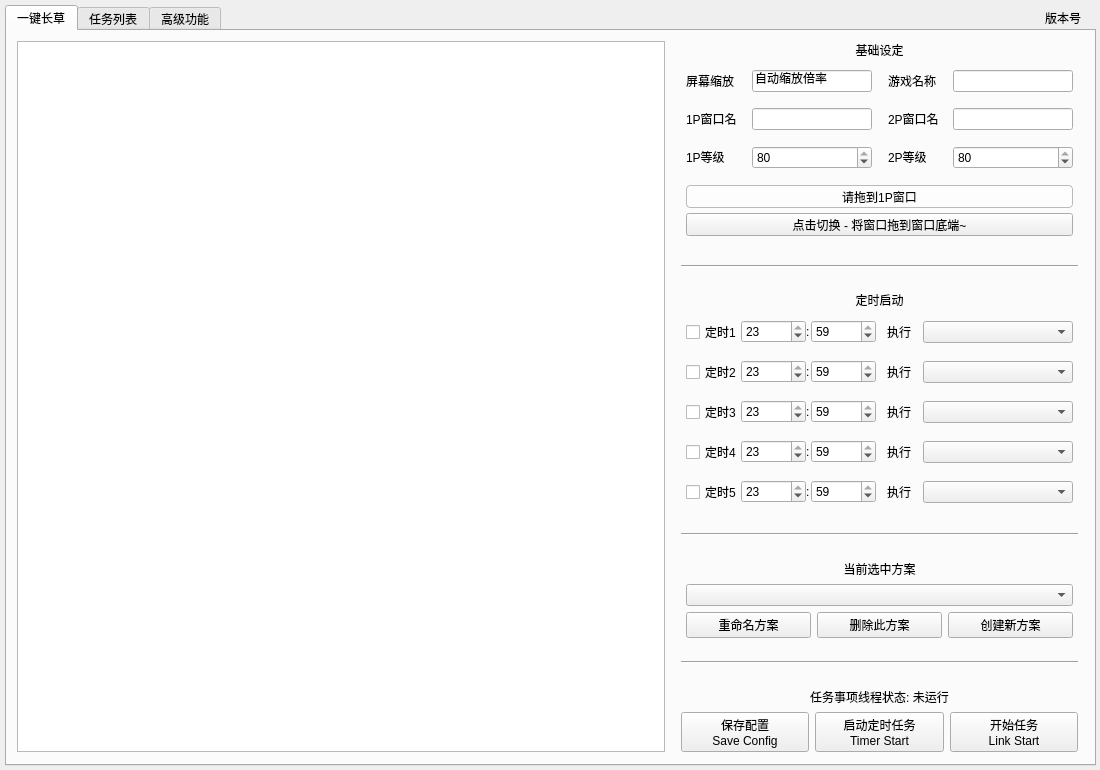
Above: resource/ui/FAA_3.0.ui from StareAbyss/FoodsVsMiceAutoAssistant before the change. Below: the same form after it.
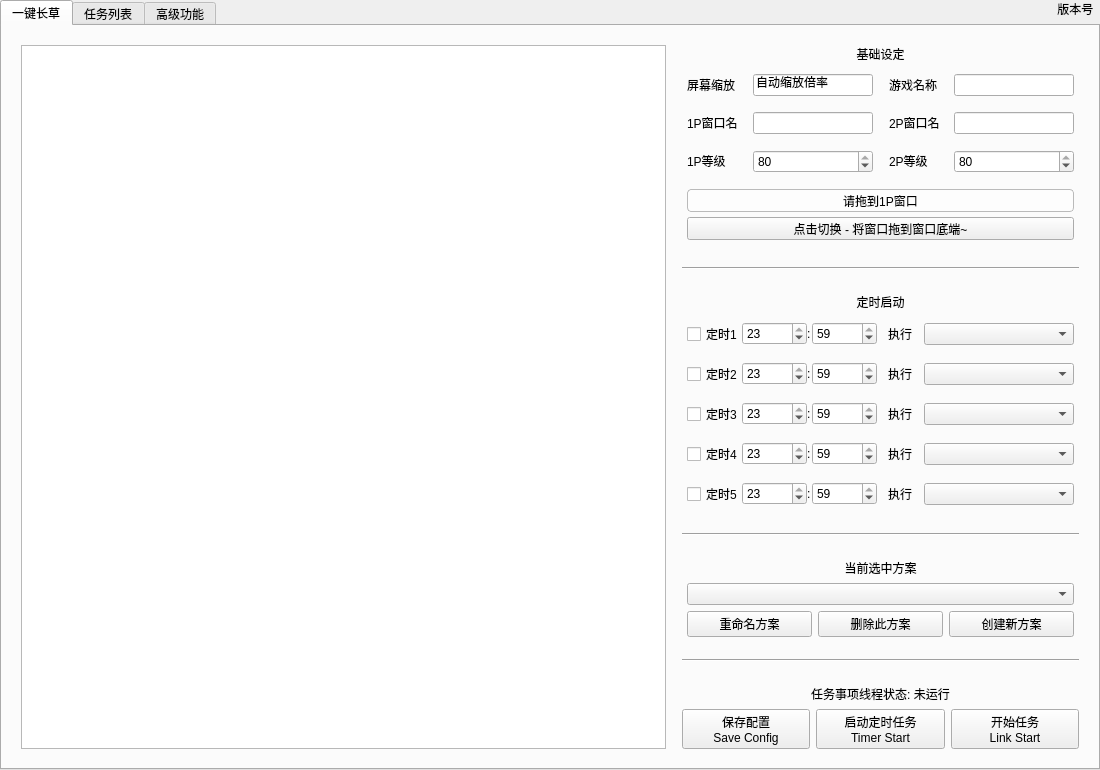
That is the form after the change. Custom widgets are drawn as their Qt base class.

Commit message: 1.5.0 beta3 去除花里胡哨的字体调用，返璞归真整合到ui里边

Patch:
```diff
--- a/resource/ui/FAA_3.0.ui
+++ b/resource/ui/FAA_3.0.ui
@@ -62,30 +62,50 @@
      <height>10000</height>
     </size>
    </property>
-   <widget class="QWidget" name="horizontalLayoutWidget_2">
-    <property name="geometry">
-     <rect>
-      <x>0</x>
-      <y>0</y>
-      <width>1101</width>
-      <height>771</height>
-     </rect>
-    </property>
-    <layout class="QHBoxLayout" name="LayMain">
-     <property name="sizeConstraint">
-      <enum>QLayout::SetDefaultConstraint</enum>
-     </property>
+   <property name="styleSheet">
+    <string notr="true">*{font: 11pt &quot;Smiley Sans Oblique&quot;;
+}
+</string>
+   </property>
+   <layout class="QVBoxLayout" name="verticalLayout_7">
+    <property name="leftMargin">
+     <number>0</number>
+    </property>
+    <property name="topMargin">
+     <number>0</number>
+    </property>
+    <property name="rightMargin">
+     <number>0</number>
+    </property>
+    <property name="bottomMargin">
+     <number>0</number>
+    </property>
+    <item>
+     <widget class="QLabel" name="Label_Version">
+      <property name="styleSheet">
+       <string notr="true"/>
+      </property>
+      <property name="text">
+       <string>版本号  </string>
+      </property>
+      <property name="alignment">
+       <set>Qt::AlignRight|Qt::AlignTop|Qt::AlignTrailing</set>
+      </property>
+      <layout class="QVBoxLayout" name="verticalLayout_5">
+       <property name="spacing">
+        <number>0</number>
+       </property>
      <property name="leftMargin">
-      <number>5</number>
+        <number>0</number>
      </property>
      <property name="topMargin">
-      <number>5</number>
+        <number>0</number>
      </property>
      <property name="rightMargin">
-      <number>5</number>
+        <number>0</number>
      </property>
      <property name="bottomMargin">
-      <number>5</number>
+        <number>0</number>
      </property>
      <item>
       <widget class="QTabWidget" name="tabWidget">
@@ -102,15 +122,8 @@
         <attribute name="title">
          <string>一键长草</string>
         </attribute>
-        <widget class="QWidget" name="horizontalLayoutWidget">
-         <property name="geometry">
-          <rect>
-           <x>0</x>
-           <y>0</y>
-           <width>1081</width>
-           <height>731</height>
-          </rect>
-         </property>
+          <layout class="QVBoxLayout" name="verticalLayout_4">
+           <item>
          <layout class="QHBoxLayout" name="Lay_Tab1" stretch="4,0">
           <property name="sizeConstraint">
            <enum>QLayout::SetDefaultConstraint</enum>
@@ -164,6 +177,9 @@
                 <height>2000</height>
                </size>
               </property>
+                 <property name="styleSheet">
+                  <string notr="true"/>
+                 </property>
              </widget>
             </item>
            </layout>
@@ -2172,21 +2188,15 @@
            </layout>
           </item>
          </layout>
-        </widget>
+           </item>
+          </layout>
        </widget>
        <widget class="QWidget" name="Tab2">
         <attribute name="title">
          <string>任务列表</string>
         </attribute>
-        <widget class="QWidget" name="verticalLayoutWidget">
-         <property name="geometry">
-          <rect>
-           <x>0</x>
-           <y>0</y>
-           <width>1081</width>
-           <height>731</height>
-          </rect>
-         </property>
+          <layout class="QVBoxLayout" name="verticalLayout_2">
+           <item>
          <layout class="QVBoxLayout" name="verticalLayout" stretch="1,30">
           <property name="leftMargin">
            <number>5</number>
@@ -7955,21 +7965,15 @@
            </layout>
           </item>
          </layout>
-        </widget>
+           </item>
+          </layout>
        </widget>
        <widget class="QWidget" name="Tab3">
         <attribute name="title">
          <string>高级功能</string>
         </attribute>
-        <widget class="QWidget" name="horizontalLayoutWidget_16">
-         <property name="geometry">
-          <rect>
-           <x>0</x>
-           <y>0</y>
-           <width>1081</width>
-           <height>731</height>
-          </rect>
-         </property>
+          <layout class="QVBoxLayout" name="verticalLayout_6">
+           <item>
          <layout class="QHBoxLayout" name="Lay_Tab3" stretch="10,1,10,1,10">
           <property name="spacing">
            <number>5</number>
@@ -9104,28 +9108,15 @@
            </layout>
           </item>
          </layout>
-        </widget>
-       </widget>
-      </widget>
+           </item>
+          </layout>
+         </widget>
+        </widget>
      </item>
     </layout>
    </widget>
-   <widget class="QLabel" name="Label_Version">
-    <property name="geometry">
-     <rect>
-      <x>890</x>
-      <y>10</y>
-      <width>191</width>
-      <height>16</height>
-     </rect>
-    </property>
-    <property name="text">
-     <string>版本号</string>
-    </property>
-    <property name="alignment">
-     <set>Qt::AlignRight|Qt::AlignTrailing|Qt::AlignVCenter</set>
-    </property>
-   </widget>
+    </item>
+   </layout>
   </widget>
   <action name="action_start_1">
    <property name="text">
```
Lines whose indentation alone changed are shown as unchanged. The commit also changes 2 other files.
